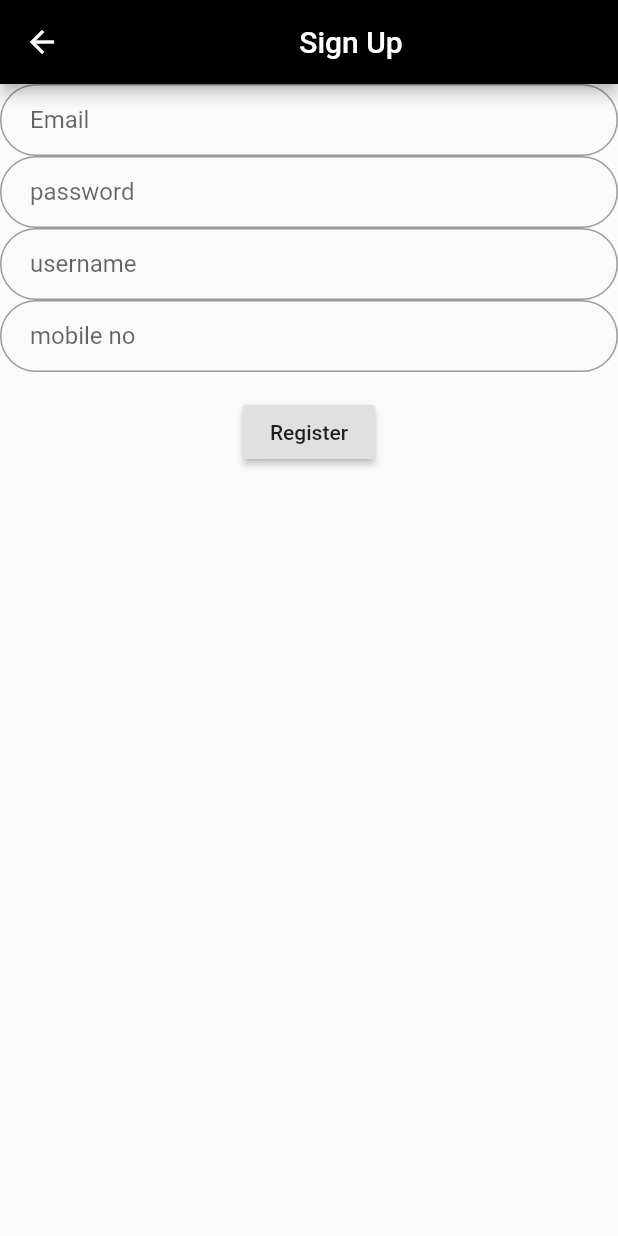
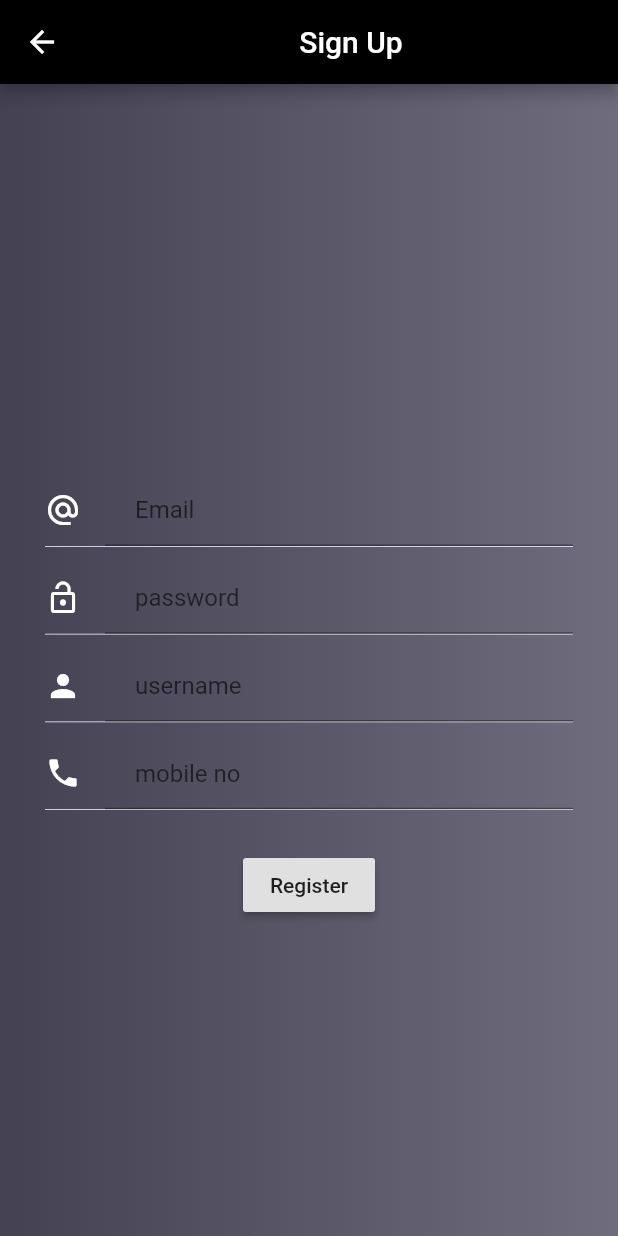
Before and after one commit to Sajid576/Share-E, a Flutter app: the RegisterPage screen opened directly, on a phone screen of 412 x 824 dp. Run offline on Flutter 3.47's test engine with Material 2 defaults, Android fonts, the phone set to English and light mode, and no system bars; our stand-ins replace cached_network_image, carousel_pro, cloud_firestore, connectivity, datetime_picker_formfield, firebase_auth and 11 more; missing offline and left inert: background_location, multi_image_picker; accounts and stored records are empty.

Commit message:
Ui modification of sign in and sign up final

```diff
--- a/lib/view/Authentication/SignUp.dart
+++ b/lib/view/Authentication/SignUp.dart
@@ -29,17 +29,49 @@
         title: Center(child: Text(widget.title)),
         backgroundColor: Colors.black,
       ),
-      body: Form(
+
+      body: ListView(
+        children: <Widget>[
+          Container(
+            decoration: new BoxDecoration(
+              gradient: new LinearGradient(
+                begin: Alignment.centerLeft,
+                end: new Alignment(1.0, 0.0), // 10% of the width, so there are ten blinds.
+                colors: [Color(0xFF444152),  Color(0xFF6f6c7d)], // whitish to gray
+                tileMode: TileMode.repeated, // repeats the gradient over the canvas
+              ),
+            ),
+            height: MediaQuery.of(context).size.height,
+            child: Form(
               key: _formKey,
+              child: Container(
+                margin: EdgeInsets.only(top: 10),
+                padding: EdgeInsets.symmetric(horizontal: 30),
                 child: Column(
                   crossAxisAlignment: CrossAxisAlignment.start,
+                  mainAxisAlignment: MainAxisAlignment.center,
                   children: <Widget>[
-            TextFormField(
+                    Container(
+                      width: MediaQuery.of(context).size.width,
+                      //margin:  EdgeInsets.only(left: 40.0, right: 40.0),
+                      alignment: Alignment.center,
+                      decoration: BoxDecoration(
+                        border: Border(
+                          bottom: BorderSide(
+                              color:Colors.white,
+                              width: 0.5,
+                              style: BorderStyle.solid),
+                        ),
+                      ),
+                      //padding:  EdgeInsets.only(left: 0.0, right: 10.0),
+                      child: TextFormField(
                         controller: _emailController,
                         decoration: InputDecoration(
+                          icon: Icon(Icons.alternate_email,
+                            color: Colors.white,),
                           hintText: 'Email',
                           contentPadding: EdgeInsets.fromLTRB(20.0, 10.0, 20.0, 10.0),
-                border:OutlineInputBorder(borderRadius: BorderRadius.circular(32.0)),
+                          // border:OutlineInputBorder(borderRadius: BorderRadius.circular(32.0)),
                         ),
                         validator: (String value) {
                           if (value.isEmpty) {
@@ -48,12 +80,31 @@
                           return null;
                         },
                       ),
-            TextFormField(
+                    ),
+                    SizedBox(
+                      height: 10,
+                    ),
+                    Container(
+                      width: MediaQuery.of(context).size.width,
+                      //margin:  EdgeInsets.only(left: 40.0, right: 40.0),
+                      alignment: Alignment.center,
+                      decoration: BoxDecoration(
+                        border: Border(
+                          bottom: BorderSide(
+                              color:Colors.white,
+                              width: 0.5,
+                              style: BorderStyle.solid),
+                        ),
+                      ),
+                      child: TextFormField(
                         obscureText: true,
                         controller: _passwordController,
                         decoration:InputDecoration( hintText: 'password',
+                          icon: Icon(Icons.lock_open,
+                            color: Colors.white,),
                           contentPadding: EdgeInsets.fromLTRB(20.0, 10.0, 20.0, 10.0),
-                border:OutlineInputBorder(borderRadius: BorderRadius.circular(32.0)),),
+                          //border:OutlineInputBorder(borderRadius: BorderRadius.circular(32.0)),
+                        ),
                         validator: (String value) {
                           if (value.isEmpty) {
                             return 'Please enter a password with more than 5 digits';
@@ -61,11 +112,30 @@
                           return null;
                         },
                       ),
-            TextFormField(
+                    ),
+                    SizedBox(
+                      height: 10,
+                    ),
+                    Container(
+                      width: MediaQuery.of(context).size.width,
+                      //margin:  EdgeInsets.only(left: 40.0, right: 40.0),
+                      alignment: Alignment.center,
+                      decoration: BoxDecoration(
+                        border: Border(
+                          bottom: BorderSide(
+                              color:Colors.white,
+                              width: 0.5,
+                              style: BorderStyle.solid),
+                        ),
+                      ),
+                      child: TextFormField(
                         controller: _userNameController,
                         decoration: InputDecoration( hintText: 'username',
+                          icon: Icon(Icons.person,
+                            color: Colors.white,),
                           contentPadding: EdgeInsets.fromLTRB(20.0, 10.0, 20.0, 10.0),
-                border:OutlineInputBorder(borderRadius: BorderRadius.circular(32.0)),),
+                          //border:OutlineInputBorder(borderRadius: BorderRadius.circular(32.0)),
+                        ),
                         validator: (String value) {
                           if (value.isEmpty) {
                             return 'Please enter your username';
@@ -73,17 +143,40 @@
                           return null;
                         },
                       ),
-            TextFormField(
+                    ),
+                    SizedBox(
+                      height: 10,
+                    ),
+                    Container(
+                      width: MediaQuery.of(context).size.width,
+                      //margin:  EdgeInsets.only(left: 40.0, right: 40.0),
+                      alignment: Alignment.center,
+                      decoration: BoxDecoration(
+                        border: Border(
+                          bottom: BorderSide(
+                              color:Colors.white,
+                              width: 0.5,
+                              style: BorderStyle.solid),
+                        ),
+                      ),
+                      child: TextFormField(
                         controller: _phoneController,
                         decoration:  InputDecoration( hintText: 'mobile no',
+                          icon: Icon(Icons.phone,
+                            color: Colors.white,),
                           contentPadding: EdgeInsets.fromLTRB(20.0, 10.0, 20.0, 10.0),
-                border:OutlineInputBorder(borderRadius: BorderRadius.circular(32.0)),),
+                          // border:OutlineInputBorder(borderRadius: BorderRadius.circular(32.0),),
+                        ),
                         validator: (String value) {
                           if (value.isEmpty&&value.length!=11) {
                             return 'Please enter your valid Mobile No.';
                           }
                           return null;
                         },
+                      ),
+                    ),
+                    SizedBox(
+                      height: 10,
                     ),
                     Container(
                       padding: const EdgeInsets.symmetric(vertical: 16.0),
@@ -100,6 +193,11 @@
 
                   ],
                 ),
+              ),
+            ),
+          ),
+        ],
+
       ),
     );
   }
--- a/lib/view/GoogleMap/HomeScreen.dart
+++ b/lib/view/GoogleMap/HomeScreen.dart
@@ -178,7 +178,6 @@
                         InkWell(
                           child: Icon(Icons.menu, color: Colors.black,size: 35,),
                           onTap: () {
-
                             setState(() {
                               if(rightnavState.isCollapsed)
                               {
```
Also changed, not shown: lib/view/Authentication/Login.dart (+66 -110 lines). Lines whose indentation alone changed are shown as unchanged.
